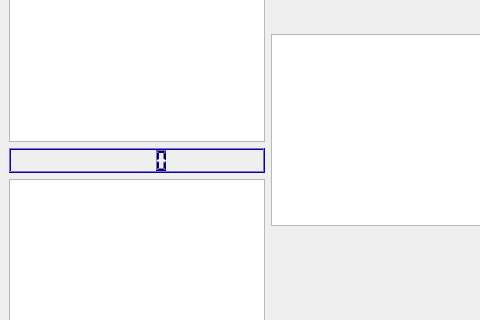
Above: racingForm.ui from Anna-Sent/qblokus before the change; both pictures show x 0 to 480 and y 110 to 430 of the 1182 by 512 pixel window. Below: the same form after it.
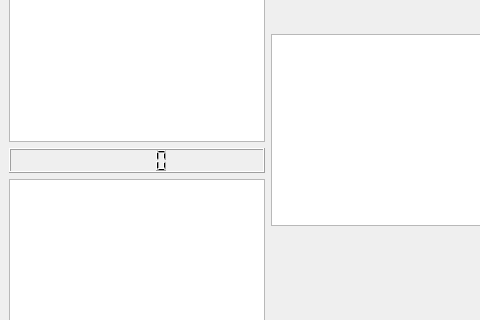
That is the form after the change.

```diff
--- a/racingForm.ui
+++ b/racingForm.ui
@@ -17,7 +17,7 @@
     <item>
      <layout class="QGridLayout" name="gridLayout" >
       <property name="sizeConstraint" >
-       <enum>QLayout::SetMinimumSize</enum>
+       <enum>QLayout::SetFixedSize</enum>
       </property>
       <item row="0" column="0" >
        <widget class="QLCDNumber" name="score1" />
@@ -46,423 +46,7 @@
        </widget>
       </item>
       <item row="2" column="0" >
-       <widget class="QLCDNumber" name="score2" >
-        <property name="palette" >
-         <palette>
-          <active>
-           <colorrole role="WindowText" >
-            <brush brushstyle="SolidPattern" >
-             <color alpha="255" >
-              <red>0</red>
-              <green>0</green>
-              <blue>0</blue>
-             </color>
-            </brush>
-           </colorrole>
-           <colorrole role="Button" >
-            <brush brushstyle="SolidPattern" >
-             <color alpha="255" >
-              <red>30</red>
-              <green>15</green>
-              <blue>232</blue>
-             </color>
-            </brush>
-           </colorrole>
-           <colorrole role="Light" >
-            <brush brushstyle="SolidPattern" >
-             <color alpha="255" >
-              <red>120</red>
-              <green>109</green>
-              <blue>255</blue>
-             </color>
-            </brush>
-           </colorrole>
-           <colorrole role="Midlight" >
-            <brush brushstyle="SolidPattern" >
-             <color alpha="255" >
-              <red>75</red>
-              <green>62</green>
-              <blue>243</blue>
-             </color>
-            </brush>
-           </colorrole>
-           <colorrole role="Dark" >
-            <brush brushstyle="SolidPattern" >
-             <color alpha="255" >
-              <red>15</red>
-              <green>7</green>
-              <blue>116</blue>
-             </color>
-            </brush>
-           </colorrole>
-           <colorrole role="Mid" >
-            <brush brushstyle="SolidPattern" >
-             <color alpha="255" >
-              <red>20</red>
-              <green>10</green>
-              <blue>155</blue>
-             </color>
-            </brush>
-           </colorrole>
-           <colorrole role="Text" >
-            <brush brushstyle="SolidPattern" >
-             <color alpha="255" >
-              <red>0</red>
-              <green>0</green>
-              <blue>0</blue>
-             </color>
-            </brush>
-           </colorrole>
-           <colorrole role="BrightText" >
-            <brush brushstyle="SolidPattern" >
-             <color alpha="255" >
-              <red>255</red>
-              <green>255</green>
-              <blue>255</blue>
-             </color>
-            </brush>
-           </colorrole>
-           <colorrole role="ButtonText" >
-            <brush brushstyle="SolidPattern" >
-             <color alpha="255" >
-              <red>0</red>
-              <green>0</green>
-              <blue>0</blue>
-             </color>
-            </brush>
-           </colorrole>
-           <colorrole role="Base" >
-            <brush brushstyle="SolidPattern" >
-             <color alpha="255" >
-              <red>255</red>
-              <green>255</green>
-              <blue>255</blue>
-             </color>
-            </brush>
-           </colorrole>
-           <colorrole role="Window" >
-            <brush brushstyle="SolidPattern" >
-             <color alpha="255" >
-              <red>30</red>
-              <green>15</green>
-              <blue>232</blue>
-             </color>
-            </brush>
-           </colorrole>
-           <colorrole role="Shadow" >
-            <brush brushstyle="SolidPattern" >
-             <color alpha="255" >
-              <red>0</red>
-              <green>0</green>
-              <blue>0</blue>
-             </color>
-            </brush>
-           </colorrole>
-           <colorrole role="AlternateBase" >
-            <brush brushstyle="SolidPattern" >
-             <color alpha="255" >
-              <red>142</red>
-              <green>135</green>
-              <blue>243</blue>
-             </color>
-            </brush>
-           </colorrole>
-           <colorrole role="ToolTipBase" >
-            <brush brushstyle="SolidPattern" >
-             <color alpha="255" >
-              <red>255</red>
-              <green>255</green>
-              <blue>220</blue>
-             </color>
-            </brush>
-           </colorrole>
-           <colorrole role="ToolTipText" >
-            <brush brushstyle="SolidPattern" >
-             <color alpha="255" >
-              <red>0</red>
-              <green>0</green>
-              <blue>0</blue>
-             </color>
-            </brush>
-           </colorrole>
-          </active>
-          <inactive>
-           <colorrole role="WindowText" >
-            <brush brushstyle="SolidPattern" >
-             <color alpha="255" >
-              <red>0</red>
-              <green>0</green>
-              <blue>0</blue>
-             </color>
-            </brush>
-           </colorrole>
-           <colorrole role="Button" >
-            <brush brushstyle="SolidPattern" >
-             <color alpha="255" >
-              <red>30</red>
-              <green>15</green>
-              <blue>232</blue>
-             </color>
-            </brush>
-           </colorrole>
-           <colorrole role="Light" >
-            <brush brushstyle="SolidPattern" >
-             <color alpha="255" >
-              <red>120</red>
-              <green>109</green>
-              <blue>255</blue>
-             </color>
-            </brush>
-           </colorrole>
-           <colorrole role="Midlight" >
-            <brush brushstyle="SolidPattern" >
-             <color alpha="255" >
-              <red>75</red>
-              <green>62</green>
-              <blue>243</blue>
-             </color>
-            </brush>
-           </colorrole>
-           <colorrole role="Dark" >
-            <brush brushstyle="SolidPattern" >
-             <color alpha="255" >
-              <red>15</red>
-              <green>7</green>
-              <blue>116</blue>
-             </color>
-            </brush>
-           </colorrole>
-           <colorrole role="Mid" >
-            <brush brushstyle="SolidPattern" >
-             <color alpha="255" >
-              <red>20</red>
-              <green>10</green>
-              <blue>155</blue>
-             </color>
-            </brush>
-           </colorrole>
-           <colorrole role="Text" >
-            <brush brushstyle="SolidPattern" >
-             <color alpha="255" >
-              <red>0</red>
-              <green>0</green>
-              <blue>0</blue>
-             </color>
-            </brush>
-           </colorrole>
-           <colorrole role="BrightText" >
-            <brush brushstyle="SolidPattern" >
-             <color alpha="255" >
-              <red>255</red>
-              <green>255</green>
-              <blue>255</blue>
-             </color>
-            </brush>
-           </colorrole>
-           <colorrole role="ButtonText" >
-            <brush brushstyle="SolidPattern" >
-             <color alpha="255" >
-              <red>0</red>
-              <green>0</green>
-              <blue>0</blue>
-             </color>
-            </brush>
-           </colorrole>
-           <colorrole role="Base" >
-            <brush brushstyle="SolidPattern" >
-             <color alpha="255" >
-              <red>255</red>
-              <green>255</green>
-              <blue>255</blue>
-             </color>
-            </brush>
-           </colorrole>
-           <colorrole role="Window" >
-            <brush brushstyle="SolidPattern" >
-             <color alpha="255" >
-              <red>30</red>
-              <green>15</green>
-              <blue>232</blue>
-             </color>
-            </brush>
-           </colorrole>
-           <colorrole role="Shadow" >
-            <brush brushstyle="SolidPattern" >
-             <color alpha="255" >
-              <red>0</red>
-              <green>0</green>
-              <blue>0</blue>
-             </color>
-            </brush>
-           </colorrole>
-           <colorrole role="AlternateBase" >
-            <brush brushstyle="SolidPattern" >
-             <color alpha="255" >
-              <red>142</red>
-              <green>135</green>
-              <blue>243</blue>
-             </color>
-            </brush>
-           </colorrole>
-           <colorrole role="ToolTipBase" >
-            <brush brushstyle="SolidPattern" >
-             <color alpha="255" >
-              <red>255</red>
-              <green>255</green>
-              <blue>220</blue>
-             </color>
-            </brush>
-           </colorrole>
-           <colorrole role="ToolTipText" >
-            <brush brushstyle="SolidPattern" >
-             <color alpha="255" >
-              <red>0</red>
-              <green>0</green>
-              <blue>0</blue>
-             </color>
-            </brush>
-           </colorrole>
-          </inactive>
-          <disabled>
-           <colorrole role="WindowText" >
-            <brush brushstyle="SolidPattern" >
-             <color alpha="255" >
-              <red>15</red>
-              <green>7</green>
-              <blue>116</blue>
-             </color>
-            </brush>
-           </colorrole>
-           <colorrole role="Button" >
-            <brush brushstyle="SolidPattern" >
-             <color alpha="255" >
-              <red>30</red>
-              <green>15</green>
-              <blue>232</blue>
-             </color>
-            </brush>
-           </colorrole>
-           <colorrole role="Light" >
-            <brush brushstyle="SolidPattern" >
-             <color alpha="255" >
-              <red>120</red>
-              <green>109</green>
-              <blue>255</blue>
-             </color>
-            </brush>
-           </colorrole>
-           <colorrole role="Midlight" >
-            <brush brushstyle="SolidPattern" >
-             <color alpha="255" >
-              <red>75</red>
-              <green>62</green>
-              <blue>243</blue>
-             </color>
-            </brush>
-           </colorrole>
-           <colorrole role="Dark" >
-            <brush brushstyle="SolidPattern" >
-             <color alpha="255" >
-              <red>15</red>
-              <green>7</green>
-              <blue>116</blue>
-             </color>
-            </brush>
-           </colorrole>
-           <colorrole role="Mid" >
-            <brush brushstyle="SolidPattern" >
-             <color alpha="255" >
-              <red>20</red>
-              <green>10</green>
-              <blue>155</blue>
-             </color>
-            </brush>
-           </colorrole>
-           <colorrole role="Text" >
-            <brush brushstyle="SolidPattern" >
-             <color alpha="255" >
-              <red>15</red>
-              <green>7</green>
-              <blue>116</blue>
-             </color>
-            </brush>
-           </colorrole>
-           <colorrole role="BrightText" >
-            <brush brushstyle="SolidPattern" >
-             <color alpha="255" >
-              <red>255</red>
-              <green>255</green>
-              <blue>255</blue>
-             </color>
-            </brush>
-           </colorrole>
-           <colorrole role="ButtonText" >
-            <brush brushstyle="SolidPattern" >
-             <color alpha="255" >
-              <red>15</red>
-              <green>7</green>
-              <blue>116</blue>
-             </color>
-            </brush>
-           </colorrole>
-           <colorrole role="Base" >
-            <brush brushstyle="SolidPattern" >
-             <color alpha="255" >
-              <red>30</red>
-              <green>15</green>
-              <blue>232</blue>
-             </color>
-            </brush>
-           </colorrole>
-           <colorrole role="Window" >
-            <brush brushstyle="SolidPattern" >
-             <color alpha="255" >
-              <red>30</red>
-              <green>15</green>
-              <blue>232</blue>
-             </color>
-            </brush>
-           </colorrole>
-           <colorrole role="Shadow" >
-            <brush brushstyle="SolidPattern" >
-             <color alpha="255" >
-              <red>0</red>
-              <green>0</green>
-              <blue>0</blue>
-             </color>
-            </brush>
-           </colorrole>
-           <colorrole role="AlternateBase" >
-            <brush brushstyle="SolidPattern" >
-             <color alpha="255" >
-              <red>30</red>
-              <green>15</green>
-              <blue>232</blue>
-             </color>
-            </brush>
-           </colorrole>
-           <colorrole role="ToolTipBase" >
-            <brush brushstyle="SolidPattern" >
-             <color alpha="255" >
-              <red>255</red>
-              <green>255</green>
-              <blue>220</blue>
-             </color>
-            </brush>
-           </colorrole>
-           <colorrole role="ToolTipText" >
-            <brush brushstyle="SolidPattern" >
-             <color alpha="255" >
-              <red>0</red>
-              <green>0</green>
-              <blue>0</blue>
-             </color>
-            </brush>
-           </colorrole>
-          </disabled>
-         </palette>
-        </property>
-       </widget>
+       <widget class="QLCDNumber" name="score2" />
       </item>
       <item row="2" column="2" >
        <widget class="QLCDNumber" name="score4" />
```
Left out of the diff: 4 changed lines with no effect on the pictures.
